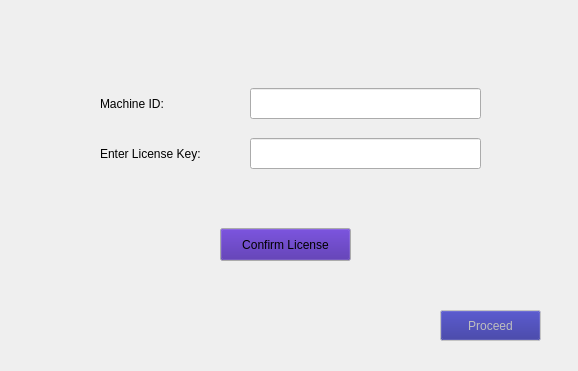
Old version of the form desktop_app/License Widget.ui in the repository Amangoel998/Software-Piracy-Prevention-System.
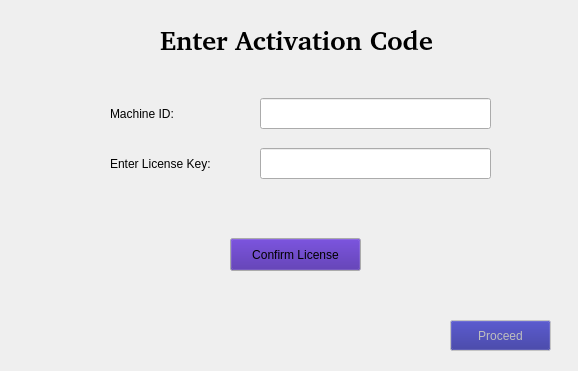
New version of the form.

The edit to the form file:
```diff
--- a/desktop_app/License Widget.ui
+++ b/desktop_app/License Widget.ui
@@ -16,8 +16,8 @@
   <widget class="QLabel" name="MachID">
    <property name="geometry">
     <rect>
-     <x>100</x>
-     <y>88</y>
+     <x>110</x>
+     <y>98</y>
      <width>111</width>
      <height>31</height>
     </rect>
@@ -29,8 +29,8 @@
   <widget class="QLabel" name="EnterKey">
    <property name="geometry">
     <rect>
-     <x>100</x>
-     <y>138</y>
+     <x>110</x>
+     <y>148</y>
      <width>131</width>
      <height>31</height>
     </rect>
@@ -42,8 +42,8 @@
   <widget class="QLineEdit" name="MachineID">
    <property name="geometry">
     <rect>
-     <x>250</x>
-     <y>88</y>
+     <x>260</x>
+     <y>98</y>
      <width>231</width>
      <height>31</height>
     </rect>
@@ -52,8 +52,8 @@
   <widget class="QLineEdit" name="ActivationKey">
    <property name="geometry">
     <rect>
-     <x>250</x>
-     <y>138</y>
+     <x>260</x>
+     <y>148</y>
      <width>231</width>
      <height>31</height>
     </rect>
@@ -68,8 +68,8 @@
    </property>
    <property name="geometry">
     <rect>
-     <x>220</x>
-     <y>228</y>
+     <x>230</x>
+     <y>238</y>
      <width>131</width>
      <height>33</height>
     </rect>
@@ -121,8 +121,8 @@
    </property>
    <property name="geometry">
     <rect>
-     <x>440</x>
-     <y>310</y>
+     <x>450</x>
+     <y>320</y>
      <width>101</width>
      <height>31</height>
     </rect>
@@ -198,6 +198,33 @@
     <string>Proceed</string>
    </property>
   </widget>
+  <widget class="QLabel" name="label">
+   <property name="geometry">
+    <rect>
+     <x>160</x>
+     <y>20</y>
+     <width>301</width>
+     <height>41</height>
+    </rect>
+   </property>
+   <property name="font">
+    <font>
+     <family>Bitstream Charter</family>
+     <pointsize>20</pointsize>
+     <weight>75</weight>
+     <bold>true</bold>
+    </font>
+   </property>
+   <property name="text">
+    <string>Enter Activation Code</string>
+   </property>
+   <property name="textFormat">
+    <enum>Qt::AutoText</enum>
+   </property>
+   <property name="alignment">
+    <set>Qt::AlignLeading|Qt::AlignLeft|Qt::AlignVCenter</set>
+   </property>
+  </widget>
  </widget>
  <resources/>
  <connections/>
```
